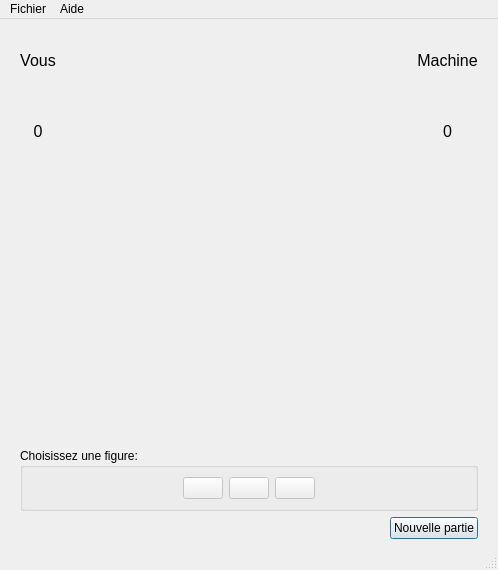
samuelhentrics/Chifoumi, file chifoumi.ui: the form before one commit.
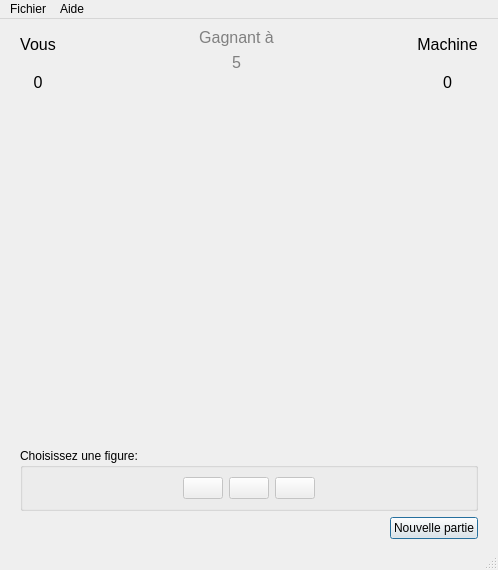
The form after the commit. Icons and pictures are not drawn.

Commit message:
Modification interface graphique pour la V4
Modification interface graphique pour la V4

Patch:
```diff
--- a/chifoumi.ui
+++ b/chifoumi.ui
@@ -87,15 +87,63 @@
       </item>
       <item>
        <layout class="QVBoxLayout" name="vVersusLayout">
+        <property name="rightMargin">
+         <number>0</number>
+        </property>
+        <item>
+         <widget class="QLabel" name="lGagnant">
+          <property name="font">
+           <font>
+            <family>Arial</family>
+            <pointsize>12</pointsize>
+            <weight>50</weight>
+            <bold>false</bold>
+           </font>
+          </property>
+          <property name="styleSheet">
+           <string notr="true">color: grey</string>
+          </property>
+          <property name="text">
+           <string>Gagnant à</string>
+          </property>
+          <property name="alignment">
+           <set>Qt::AlignCenter</set>
+          </property>
+         </widget>
+        </item>
+        <item>
+         <widget class="QLabel" name="lGagnantScore">
+          <property name="font">
+           <font>
+            <family>Arial</family>
+            <pointsize>12</pointsize>
+            <weight>50</weight>
+            <bold>false</bold>
+           </font>
+          </property>
+          <property name="styleSheet">
+           <string notr="true">color: grey</string>
+          </property>
+          <property name="text">
+           <string>5</string>
+          </property>
+          <property name="alignment">
+           <set>Qt::AlignCenter</set>
+          </property>
+         </widget>
+        </item>
         <item>
          <spacer name="verticalSpacer_2">
           <property name="orientation">
            <enum>Qt::Vertical</enum>
           </property>
+          <property name="sizeType">
+           <enum>QSizePolicy::Fixed</enum>
+          </property>
           <property name="sizeHint" stdset="0">
            <size>
             <width>20</width>
-            <height>40</height>
+            <height>25</height>
            </size>
           </property>
          </spacer>
@@ -111,6 +159,9 @@
             <height>70</height>
            </size>
           </property>
+          <property name="styleSheet">
+           <string notr="true"/>
+          </property>
           <property name="text">
            <string/>
           </property>
@@ -139,7 +190,7 @@
           <property name="sizeHint" stdset="0">
            <size>
             <width>20</width>
-            <height>25</height>
+            <height>20</height>
            </size>
           </property>
          </spacer>
```
Left out of the diff: 2 changed lines with no effect on the pictures. The commit also changes 2 other files.
